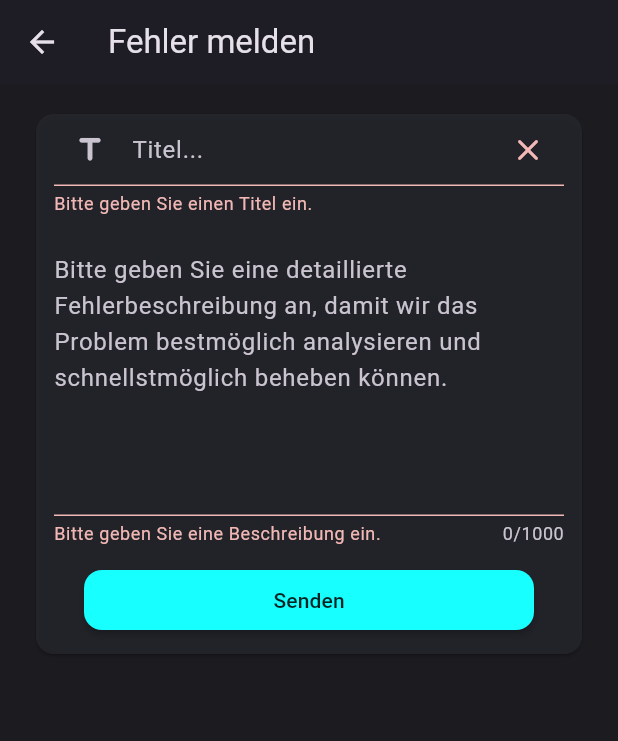
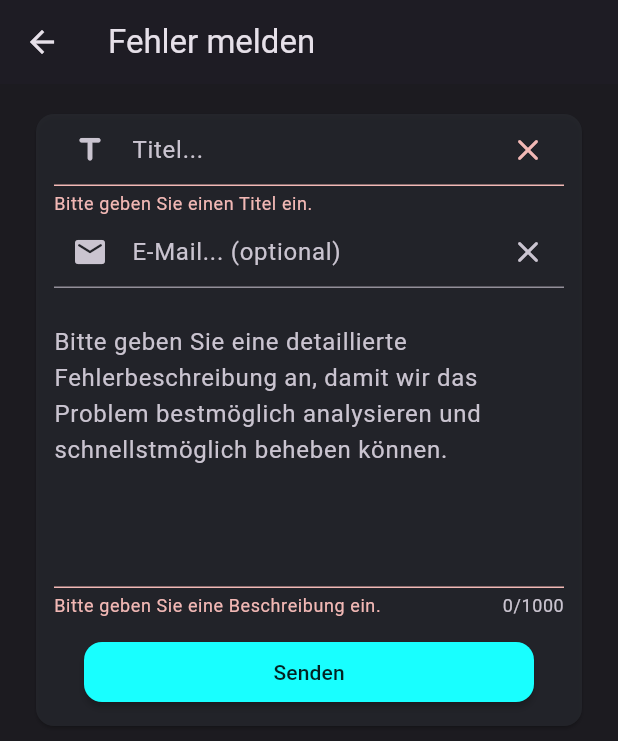
Before and after one commit to Marcel9494/Moneybook, a Flutter app: the BugReportPage screen opened by its route, after a tap on "Senden", on a phone screen of 412 x 824 dp. Shown: the top 741 px of the screen. Run offline on Flutter 3.47's test engine with Material 3 defaults, Android fonts, the phone set to English and light mode, and no system bars; our stand-ins replace another_flushbar, bloc, dartz, equatable, fl_chart, flutter_bloc and 10 more; missing offline and left inert: country_flags; accounts and stored records are empty.

Commit message:
E-Mail (optional)
- Der Benutzer kann nun seine E-Mail bei Feedback und Bug Sendungen mit angeben, wenn er das möchte, um Antworten auf Benutzeranfragen zu ermöglichen.

```diff
--- a/assets/languages/de.json
+++ b/assets/languages/de.json
@@ -236,5 +236,7 @@
   "wechselkurs_abfrage": "Wechselkurs Abfragefehler",
   "wechselkurs_abfrage_fehlermeldung": "Der aktuelle Wechselkurs kann nicht abgerufen werden. Bitte versuchen Sie es später erneut.",
   "internetverbindung_fehler_titel": "Keine Internetverbindung",
-  "internetverbindung_fehler_beschreibung": "Bitte stellen Sie eine Internetverbindung her, damit der aktuelle Wechselkurs abgerufen werden kann."
+  "internetverbindung_fehler_beschreibung": "Bitte stellen Sie eine Internetverbindung her, damit der aktuelle Wechselkurs abgerufen werden kann.",
+  "email_optional": "E-Mail... (optional)",
+  "email_ungültig": "Bitte geben Sie eine gültige E-Mail ein."
 }
--- a/assets/languages/en.json
+++ b/assets/languages/en.json
@@ -236,5 +236,7 @@
   "wechselkurs_abfrage": "Exchange rate error",
   "wechselkurs_abfrage_fehlermeldung": "The current exchange rate cannot be retrieved. Please check your internet connection or try again later.",
   "internetverbindung_fehler_titel": "No Internet connection",
-  "internetverbindung_fehler_beschreibung": "Please establish an internet connection so that the current exchange rate can be called up."
+  "internetverbindung_fehler_beschreibung": "Please establish an internet connection so that the current exchange rate can be called up.",
+  "email_optional": "E-Mail... (optional)",
+  "email_ungültig": "Please enter a valid E-Mail address."
 }
--- a/lib/core/consts/common_consts.dart
+++ b/lib/core/consts/common_consts.dart
@@ -7,7 +7,7 @@ const String currencyLocale = '€';
 // normalerweise für String interpolation (z.B.: "$variable") verwendet wird.
 const List<String> currencySymbols = ['€', '\$'];
 
-const int durationInMs = 800;
+const int durationInMs = 750;
 const int animationDurationInMs = 650;
 const int budgetAnimationDurationInMs = 1600;
 const int flushbarDurationInMs = 4500;
--- a/lib/core/consts/regex_consts.dart
+++ b/lib/core/consts/regex_consts.dart
@@ -5,3 +5,6 @@ final moneyRegex = RegExp(r'^-?$|^-?\d+([,.]\d{0,2})?$');
 
 // Regex gibt String mit nur Zahlen, Kommas und Punkten zurück z.B.: Von 8,65 € auf 8.65
 final numberRegex = RegExp(r'[^0-9.,]');
+
+// Regex um E-Mail Adressen auf Gültigkeit zu prüfen
+final RegExp emailRegExp = RegExp(r"^[a-zA-Z0-9._%+-]+@[a-zA-Z0-9.-]+\.[a-zA-Z]{2,}$");
--- a/lib/core/github/github_functions.dart
+++ b/lib/core/github/github_functions.dart
@@ -10,6 +10,7 @@ class GithubApi {
       {required GlobalKey<FormState> formKey,
       required String title,
       required String description,
+      required String email,
       required String milestoneTitle,
       List<String> labels = const []}) async {
     final FormState form = formKey.currentState!;
@@ -32,7 +33,7 @@ class GithubApi {
         },
         body: jsonEncode({
           "title": title,
-          "body": description,
+          "body": "$description\n\n-----\nE-Mail: $email",
           "milestone": milestoneId,
           "labels": labels,
         }),
--- a/lib/features/settings/presentation/pages/bug_report_page.dart
+++ b/lib/features/settings/presentation/pages/bug_report_page.dart
@@ -10,6 +10,7 @@ import 'package:rounded_loading_button_plus/rounded_loading_button.dart';
 import '../../../../core/github/github_functions.dart';
 import '../../../../core/utils/app_localizations.dart';
 import '../../../../shared/presentation/widgets/input_fields/title_text_field.dart';
+import '../widgets/input_fields/email_input_field.dart';
 
 class BugReportPage extends StatefulWidget {
   const BugReportPage({super.key});
@@ -21,6 +22,7 @@ class BugReportPage extends StatefulWidget {
 class _BugReportPageState extends State<BugReportPage> {
   final GlobalKey<FormState> _bugReportFormKey = GlobalKey<FormState>();
   TextEditingController titleController = TextEditingController();
+  TextEditingController emailController = TextEditingController();
   TextEditingController descriptionController = TextEditingController();
   final RoundedLoadingButtonController _sendBugReportBtnController = RoundedLoadingButtonController();
 
@@ -30,6 +32,7 @@ class _BugReportPageState extends State<BugReportPage> {
         formKey: _bugReportFormKey,
         title: titleController.text,
         description: descriptionController.text,
+        email: emailController.text,
         milestoneTitle: "User: Bug Report",
         labels: ["bug"]);
     if (successful == false) {
@@ -80,6 +83,13 @@ class _BugReportPageState extends State<BugReportPage> {
                     ),
                   ),
                   Padding(
+                    padding: const EdgeInsets.symmetric(horizontal: 12.0),
+                    child: EmailInputField(
+                      hintText: AppLocalizations.of(context).translate('email_optional'),
+                      emailController: emailController,
+                    ),
+                  ),
+                  Padding(
                     padding: const EdgeInsets.fromLTRB(12.0, 16.0, 12.0, 0.0),
                     child: LongDescriptionTextField(
                       hintText: AppLocalizations.of(context).translate('fehler_beschreibung'),
--- a/lib/features/settings/presentation/pages/feedback_page.dart
+++ b/lib/features/settings/presentation/pages/feedback_page.dart
@@ -10,6 +10,7 @@ import 'package:rounded_loading_button_plus/rounded_loading_button.dart';
 
 import '../../../../core/utils/app_localizations.dart';
 import '../../../../shared/presentation/widgets/input_fields/title_text_field.dart';
+import '../widgets/input_fields/email_input_field.dart';
 
 class FeedbackPage extends StatefulWidget {
   const FeedbackPage({super.key});
@@ -21,6 +22,7 @@ class FeedbackPage extends StatefulWidget {
 class _FeedbackPageState extends State<FeedbackPage> {
   final GlobalKey<FormState> _feedbackFormKey = GlobalKey<FormState>();
   TextEditingController titleController = TextEditingController();
+  TextEditingController emailController = TextEditingController();
   TextEditingController descriptionController = TextEditingController();
   final RoundedLoadingButtonController _sendFeedbackBtnController = RoundedLoadingButtonController();
 
@@ -30,6 +32,7 @@ class _FeedbackPageState extends State<FeedbackPage> {
         formKey: _feedbackFormKey,
         title: titleController.text,
         description: descriptionController.text,
+        email: emailController.text,
         milestoneTitle: "User: Feedback",
         labels: ["feedback"]);
     if (successful == false) {
@@ -80,6 +83,13 @@ class _FeedbackPageState extends State<FeedbackPage> {
                     ),
                   ),
                   Padding(
+                    padding: const EdgeInsets.symmetric(horizontal: 12.0),
+                    child: EmailInputField(
+                      hintText: AppLocalizations.of(context).translate('email_optional'),
+                      emailController: emailController,
+                    ),
+                  ),
+                  Padding(
                     padding: const EdgeInsets.fromLTRB(12.0, 16.0, 12.0, 0.0),
                     child: LongDescriptionTextField(
                       hintText: AppLocalizations.of(context).translate('feedback_beschreibung'),
--- /dev/null
+++ b/lib/features/settings/presentation/widgets/input_fields/email_input_field.dart
@@ -0,0 +1,60 @@
+import 'package:flutter/material.dart';
+
+import '../../../../../core/consts/regex_consts.dart';
+import '../../../../../core/utils/app_localizations.dart';
+
+class EmailInputField extends StatelessWidget {
+  final String hintText;
+  final TextEditingController emailController;
+  final int maxLength;
+  final bool autofocus;
+  final FocusNode focusNode = FocusNode();
+
+  EmailInputField({
+    super.key,
+    required this.hintText,
+    required this.emailController,
+    this.maxLength = 60,
+    this.autofocus = false,
+  });
+
+  String? _checkEmailInput(BuildContext context) {
+    if (emailController.text.isEmpty) {
+      return null;
+    } else {
+      if (isEmailValid(emailController.text) == false) {
+        return AppLocalizations.of(context).translate('email_ungültig');
+      }
+    }
+    return null;
+  }
+
+  bool isEmailValid(String email) {
+    return emailRegExp.hasMatch(email);
+  }
+
+  @override
+  Widget build(BuildContext context) {
+    return TextFormField(
+      controller: emailController,
+      maxLength: maxLength,
+      autofocus: autofocus,
+      focusNode: focusNode,
+      textAlignVertical: TextAlignVertical.center,
+      textCapitalization: TextCapitalization.sentences,
+      validator: (input) => _checkEmailInput(context),
+      decoration: InputDecoration(
+        hintText: hintText,
+        counterText: '',
+        prefixIcon: const Icon(Icons.email_rounded),
+        suffixIcon: IconButton(
+          onPressed: () => {
+            emailController.text = '',
+            FocusScope.of(context).requestFocus(focusNode), // Setzt den Fokus und öffnet die Tastatur
+          },
+          icon: const Icon(Icons.clear_rounded),
+        ),
+      ),
+    );
+  }
+}
```
